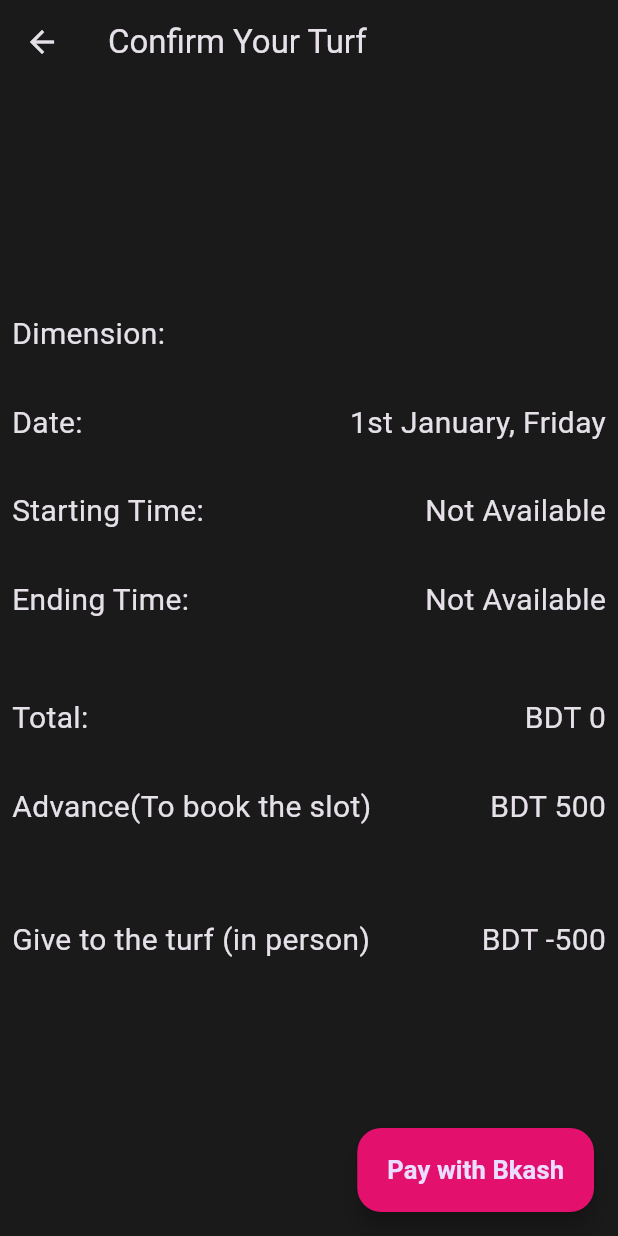
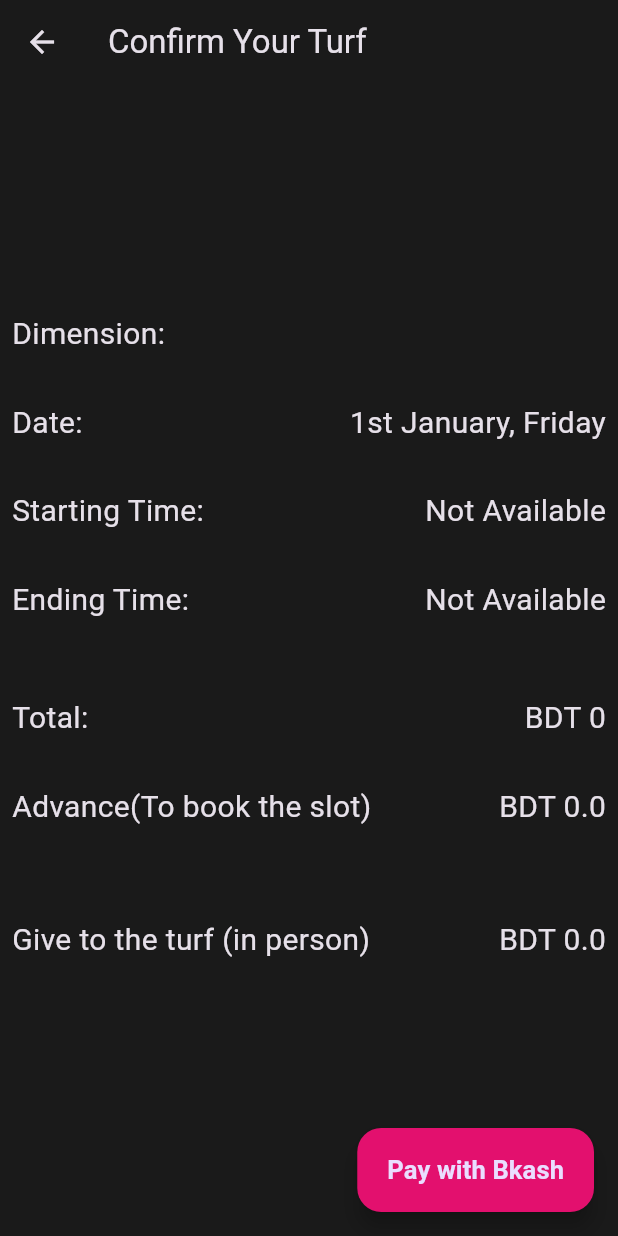
Before and after one commit to Roninspect/turf_tracker, a Flutter app: the PaymentConfirmPage screen opened directly with empty values, on a phone screen of 412 x 824 dp. Run offline on Flutter 3.47's test engine with Material 2 defaults, Android fonts, the light colour scheme and no system bars; our stand-ins replace cached_network_image, carousel_slider, cloud_firestore, dots_indicator, dotted_border, equatable and 15 more; missing offline and left inert: flutter_bkash, map_launcher, new_version_plus; accounts and stored records are empty; network calls fail.

Commit message:
changed advance pay structure

```diff
--- a/lib/features/turfs/pages/payment_confirm_page.dart
+++ b/lib/features/turfs/pages/payment_confirm_page.dart
@@ -129,7 +129,7 @@ class _PaymentConfirmPageState extends ConsumerState<PaymentConfirmPage>
     String finalFormat = '$formattedDay $formattedMonth, $formattedWeekday';
 
     num totalPrice = timelist != null ? timelist.price : 0;
-    num advancePaid = 500;
+    num advancePaid = 0.3 * totalPrice;
 
     bool discountApplicable =
         widget.turf.discounts.any((e) => user.uid == e.uid);
```
